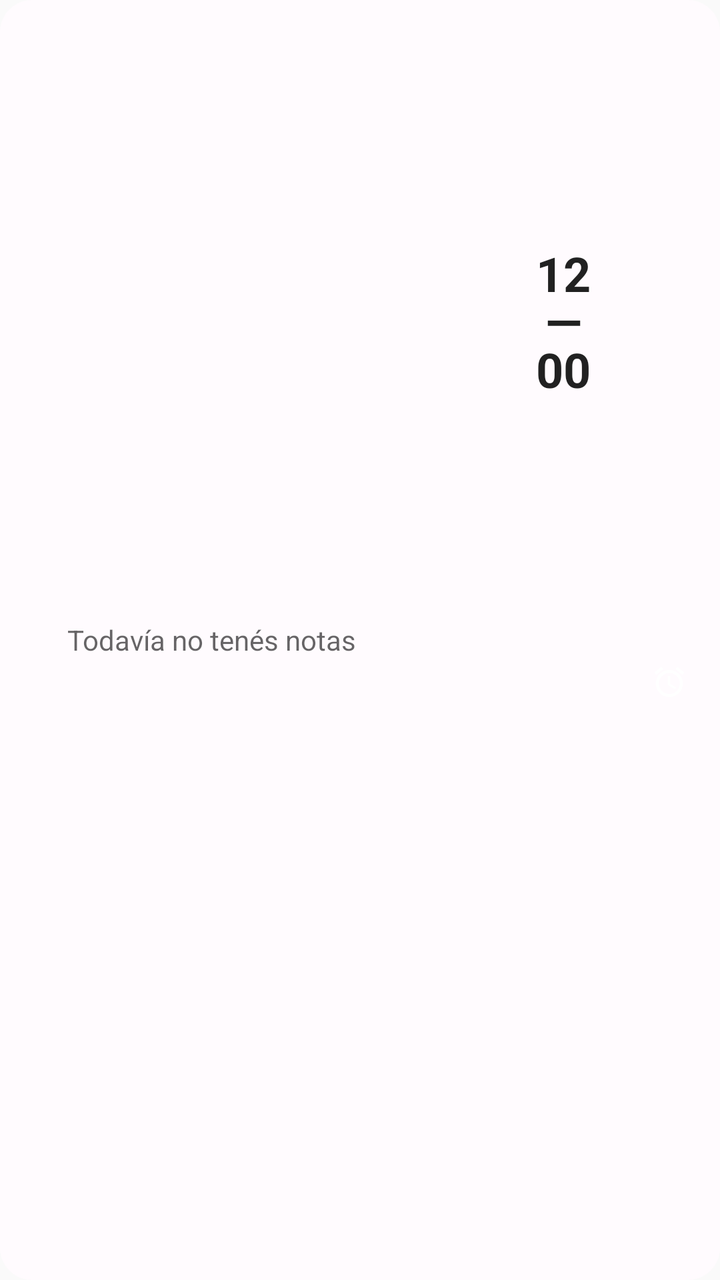
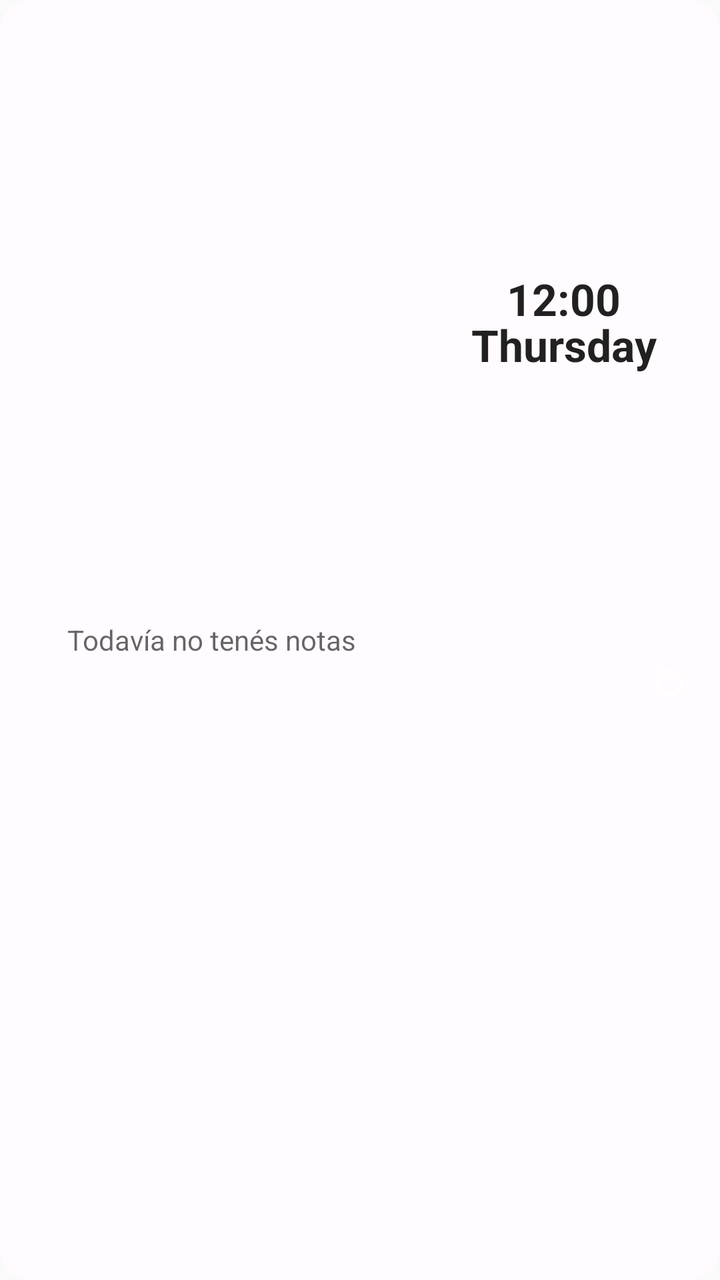

An Android layout rendered at two revisions. The XML below is the earlier revision; the diff shows what the commit changed to produce the second picture.
<!-- AndroidManifest.xml: application theme Theme.Notes -->
<!-- res/layout/widget_all_notes_clock.xml -->
<?xml version="1.0" encoding="utf-8"?>
<LinearLayout xmlns:android="http://schemas.android.com/apk/res/android"
    android:id="@+id/Layout"
    android:layout_width="match_parent"
    android:layout_height="match_parent"
    android:background="@drawable/widget_background_light"
    android:orientation="horizontal"
    android:padding="8dp">

    
    <FrameLayout
        android:id="@+id/NotesTile"
        android:layout_width="0dp"
        android:layout_height="match_parent"
        android:layout_weight="1.4">

        <ListView
            android:id="@+id/ListView"
            android:layout_width="match_parent"
            android:layout_height="match_parent"
            android:divider="@null"
            android:dividerHeight="0dp"
            android:paddingTop="6dp"
            android:paddingBottom="6dp" />

        
        <TextView
            android:id="@+id/Empty"
            android:layout_width="match_parent"
            android:layout_height="match_parent"
            android:gravity="center"
            android:padding="16dp"
            android:text="@string/all_notes_clock_widget_empty"
            android:textColor="?android:attr/textColorSecondary" />
    </FrameLayout>

    
    <LinearLayout
        android:layout_width="0dp"
        android:layout_height="match_parent"
        android:layout_marginStart="8dp"
        android:layout_weight="1"
        android:orientation="vertical">

        
        <TextClock
            android:id="@+id/Clock"
            android:layout_width="match_parent"
            android:layout_height="0dp"
            android:layout_marginBottom="8dp"
            android:layout_weight="1"
            android:gravity="center"
            android:includeFontPadding="false"
            android:lineSpacingMultiplier="0.85"
            android:format12Hour="h'&#10;—&#10;'mm"
            android:format24Hour="H'&#10;—&#10;'mm"
            android:textSize="24sp"
            android:textStyle="bold" />

        
        <LinearLayout
            android:id="@+id/ReminderBox"
            android:layout_width="match_parent"
            android:layout_height="0dp"
            android:layout_weight="1"
            android:orientation="vertical"
            android:paddingStart="12dp"
            android:paddingTop="8dp"
            android:paddingEnd="8dp"
            android:paddingBottom="8dp">

            <LinearLayout
                android:layout_width="match_parent"
                android:layout_height="wrap_content"
                android:orientation="horizontal">

                <TextView
                    android:id="@+id/ReminderDate"
                    android:layout_width="0dp"
                    android:layout_height="wrap_content"
                    android:layout_weight="1"
                    android:ellipsize="end"
                    android:fontFamily="sans-serif-medium"
                    android:maxLines="2"
                    android:textColor="?android:attr/textColorPrimary"
                    android:textSize="12sp" />

                
                <ImageView
                    android:id="@+id/ReminderIcon"
                    android:layout_width="18dp"
                    android:layout_height="18dp"
                    android:layout_marginStart="4dp"
                    android:contentDescription="@string/all_notes_clock_widget_reminder_label"
                    android:src="@drawable/ic_widget_alarm" />
            </LinearLayout>

            <TextView
                android:id="@+id/ReminderTitle"
                android:layout_width="match_parent"
                android:layout_height="wrap_content"
                android:layout_marginTop="4dp"
                android:ellipsize="end"
                android:maxLines="2"
                android:textColor="?android:attr/textColorSecondary"
                android:textSize="12sp" />
        </LinearLayout>
    </LinearLayout>

</LinearLayout>
<!-- resources referenced by this layout -->
<resources>
  <!-- drawable ic_widget_alarm (drawable) -->
  <?xml version="1.0" encoding="utf-8"?>
  <vector xmlns:android="http://schemas.android.com/apk/res/android"
      android:width="24dp"
      android:height="24dp"
      android:viewportWidth="24"
      android:viewportHeight="24">
      <path
          android:fillColor="#FFFFFFFF"
          android:pathData="M22,5.72l-4.6,-3.86 -1.29,1.53 4.6,3.86L22,5.72zM7.88,3.39L6.6,1.86 2,5.71l1.29,1.53 4.59,-3.85zM12.5,8L11,8v6l4.75,2.85 0.75,-1.23 -4,-2.37L12.5,8zM12,4c-4.97,0 -9,4.03 -9,9s4.02,9 9,9c4.97,0 9,-4.03 9,-9s-4.03,-9 -9,-9zM12,20c-3.87,0 -7,-3.13 -7,-7s3.13,-7 7,-7 7,3.13 7,7 -3.13,7 -7,7z" />
  </vector>
  <!-- drawable widget_background_light (drawable) -->
  <?xml version="1.0" encoding="utf-8"?>
  <shape xmlns:android="http://schemas.android.com/apk/res/android">
      <corners android:radius="16dp" />
      <solid android:color="#FFFFFBFE" />
  </shape>
  <string name="all_notes_clock_widget_empty">Todavía no tenés notas</string>
  <string name="all_notes_clock_widget_reminder_label">Próximo recordatorio</string>
  <style name="Theme.Notes" parent="android:Theme.Material.Light.NoActionBar" />
</resources>

<!-- the commit's change to res/layout/widget_all_notes_clock.xml (unified diff, before → after) -->
@@ -51,10 +51,10 @@
             android:layout_weight="1"
             android:gravity="center"
             android:includeFontPadding="false"
-            android:lineSpacingMultiplier="0.85"
-            android:format12Hour="h'&#10;—&#10;'mm"
-            android:format24Hour="H'&#10;—&#10;'mm"
-            android:textSize="24sp"
+            android:lineSpacingMultiplier="0.9"
+            android:format12Hour="h:mm'&#10;'EEEE"
+            android:format24Hour="H:mm'&#10;'EEEE"
+            android:textSize="22sp"
             android:textStyle="bold" />
 
         
